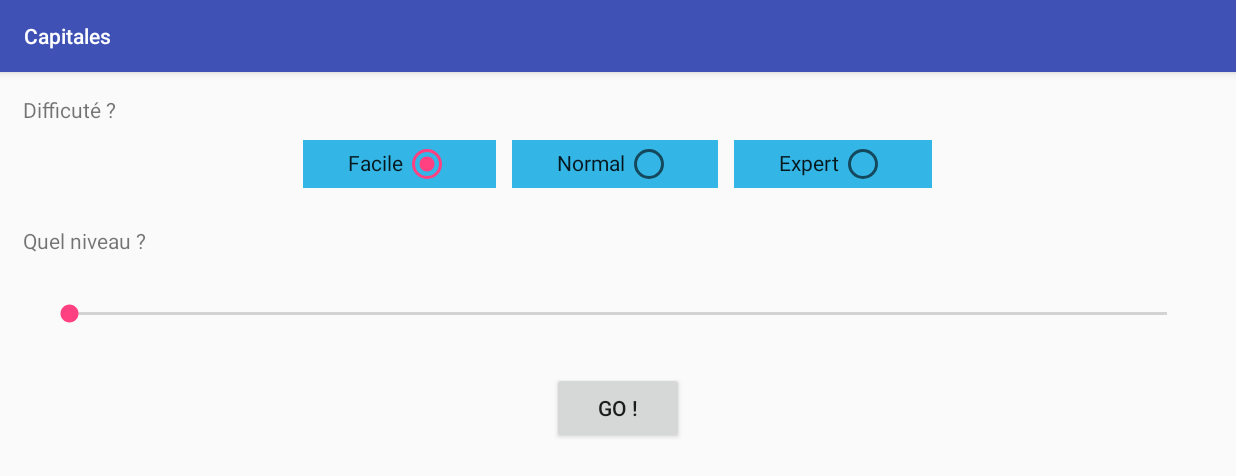
After one commit to lrouault/AndroidCapitales, an Android app: the LabyrintheNiveauxActivity screen opened directly, with no data from a screen before it, on a phone screen of 824 x 412 dp (held sideways). The commit adds this screen. Shown: the top 476 px of the screen. Run offline under Robolectric (Android 15) with nearby library versions, the phone set to English and light mode, and no system bars.

Commit message:
Labyrinthe : ajout des niveaux de difficulté  - Selection du niveau auquel on veut jouer  - Traversée des bords de l'écran

```diff
--- a/src/main/java/com/lrt/capitales/controller/LabyrintheActivity.java
+++ b/src/main/java/com/lrt/capitales/controller/LabyrintheActivity.java
@@ -33,11 +33,16 @@ public class LabyrintheActivity extends Activity {
     // La base de donnees de niveaux
     private LabyrintheBank m_bank = null;
     private int m_indexLabyrinthe = -1;
+    private int m_difficulte = 1;
 
     @Override
     public void onCreate(Bundle savedInstanceState) {
         Log.d(TAG, "appel de onCreate");
         super.onCreate(savedInstanceState);
+
+        // Récupération des infos de niveau
+        m_difficulte = (int)(getIntent().getSerializableExtra("Difficulte"));
+        m_indexLabyrinthe  = (int) getIntent().getSerializableExtra("Niveau")-1;
 
         // L'ecran ne passe pas en veille
         getWindow().addFlags(WindowManager.LayoutParams.FLAG_KEEP_SCREEN_ON);
@@ -51,6 +56,7 @@ public class LabyrintheActivity extends Activity {
         Boule b = new Boule();
         mView.setBoule(b);
         mEngine.setBoule(b);
+        mEngine.setDifficulty(m_difficulte);
 
         // Attente de la creation de la vue pour obtenir ses dimensions
         // -> onDimensionSet
--- a/src/main/java/com/lrt/capitales/controller/LabyrintheEngine.java
+++ b/src/main/java/com/lrt/capitales/controller/LabyrintheEngine.java
@@ -173,4 +173,8 @@ class LabyrintheEngine {
             }
         }
     }
+
+    void setDifficulty(int ai_diff) {
+        mBoule.setDifficulty(ai_diff);
+    }
 }
--- /dev/null
+++ b/src/main/java/com/lrt/capitales/controller/LabyrintheNiveauxActivity.java
@@ -0,0 +1,87 @@
+package com.lrt.capitales.controller;
+
+import android.content.Intent;
+import android.os.Bundle;
+import android.support.v7.app.AppCompatActivity;
+import android.view.View;
+import android.widget.Button;
+import android.widget.CheckedTextView;
+import android.widget.SeekBar;
+
+import com.lrt.capitales.R;
+import com.lrt.capitales.model.labyrinthe.LabyrintheBank;
+
+public class LabyrintheNiveauxActivity extends AppCompatActivity {
+
+    private CheckedTextView m_btnDiff1;
+    private CheckedTextView m_btnDiff2;
+    private CheckedTextView m_btnDiff3;
+
+    private SeekBar m_seekBar;
+
+    private LabyrintheBank m_bank = null;
+
+
+
+    @Override
+    protected void onCreate(Bundle savedInstanceState) {
+        super.onCreate(savedInstanceState);
+        setContentView(R.layout.activity_labyrinthe_niveaux);
+
+        m_btnDiff1 = findViewById(R.id.activity_labyrintheDiff_1);
+        m_btnDiff2 = findViewById(R.id.activity_labyrintheDiff_2);
+        m_btnDiff3 = findViewById(R.id.activity_labyrintheDiff_3);
+        m_btnDiff1.setOnClickListener(new View.OnClickListener() {
+            @Override
+            public void onClick(View v) {
+                if(!m_btnDiff1.isChecked()) {
+                    m_btnDiff1.setChecked(true);
+                    m_btnDiff2.setChecked(false);
+                    m_btnDiff3.setChecked(false);
+                }
+            }
+        });
+        m_btnDiff2.setOnClickListener(new View.OnClickListener() {
+            @Override
+            public void onClick(View v) {
+                if(!m_btnDiff2.isChecked()) {
+                    m_btnDiff2.setChecked(true);
+                    m_btnDiff1.setChecked(false);
+                    m_btnDiff3.setChecked(false);
+                }
+            }
+        });
+        m_btnDiff3.setOnClickListener(new View.OnClickListener() {
+            @Override
+            public void onClick(View v) {
+                if(!m_btnDiff3.isChecked()) {
+                    m_btnDiff3.setChecked(true);
+                    m_btnDiff2.setChecked(false);
+                    m_btnDiff1.setChecked(false);
+                }
+            }
+        });
+
+
+        m_bank = new LabyrintheBank();
+        m_bank.lectureFichier(getBaseContext().getAssets());
+        m_seekBar = findViewById(R.id.activity_labyrintheSeekBar);
+        m_seekBar.setMax(m_bank.getM_listeDeLabyrinthe().size()-1);
+
+        Button w_btnLabyrintheGO = findViewById(R.id.activity_labyrintheGO);
+        w_btnLabyrintheGO.setEnabled(true);
+        w_btnLabyrintheGO.setOnClickListener(new View.OnClickListener() {
+            @Override
+            public void onClick(View v) {
+                int w_difficulte;
+                if (m_btnDiff1.isChecked()) w_difficulte = 1;
+                else if (m_btnDiff1.isChecked()) w_difficulte = 2;
+                else w_difficulte = 3;
+                Intent w_labyrintheActivity = new Intent(LabyrintheNiveauxActivity.this, LabyrintheActivity.class);
+                w_labyrintheActivity.putExtra("Difficulte", w_difficulte);
+                w_labyrintheActivity.putExtra("Niveau", m_seekBar.getProgress());
+                startActivity(w_labyrintheActivity);
+            }
+        });
+    }
+}
--- a/src/main/java/com/lrt/capitales/controller/MainActivity.java
+++ b/src/main/java/com/lrt/capitales/controller/MainActivity.java
@@ -221,8 +221,8 @@ public class MainActivity extends AppCompatActivity {
         w_mainLabyrinthe.setOnClickListener(new View.OnClickListener() {
             @Override
             public void onClick(View v) {
-                Intent w_labyrinthe = new Intent(MainActivity.this, LabyrintheActivity.class);
-                startActivity(w_labyrinthe);
+                Intent w_labyrintheNiveaux = new Intent(MainActivity.this, LabyrintheNiveauxActivity.class);
+                startActivity(w_labyrintheNiveaux);
             }
         });
 
--- /dev/null
+++ b/src/main/res/layout/activity_labyrinthe_niveaux.xml
@@ -0,0 +1,94 @@
+<?xml version="1.0" encoding="utf-8"?>
+
+<LinearLayout
+    xmlns:android="http://schemas.android.com/apk/res/android"
+    xmlns:app="http://schemas.android.com/apk/res-auto"
+    xmlns:tools="http://schemas.android.com/tools"
+    android:layout_width="match_parent"
+    android:layout_height="match_parent"
+    android:orientation="vertical"
+    tools:context="com.lrt.capitales.controller.LabyrintheNiveauxActivity"
+    android:layout_margin="10dp">
+
+
+    <TextView
+        android:layout_width="wrap_content"
+        android:layout_height="wrap_content"
+        android:layout_marginLeft="5dp"
+        android:layout_marginVertical="5dp"
+        android:text="Difficuté ?" />
+
+
+    <LinearLayout
+        android:layout_width="match_parent"
+        android:layout_height="wrap_content"
+        android:gravity="center"
+        android:orientation="horizontal">
+
+        <CheckedTextView
+            android:id="@+id/activity_labyrintheDiff_1"
+            android:layout_width="wrap_content"
+            android:layout_height="wrap_content"
+            android:layout_margin="5dp"
+            android:layout_marginHorizontal="5dp"
+            android:background="@android:color/holo_blue_light"
+            android:checkMark="?android:listChoiceIndicatorSingle"
+            android:checked="true"
+            android:paddingHorizontal="30dp"
+            android:paddingVertical="5dp"
+            android:text="Facile" />
+
+        <CheckedTextView
+            android:id="@+id/activity_labyrintheDiff_2"
+            android:layout_width="wrap_content"
+            android:layout_height="wrap_content"
+            android:layout_margin="5dp"
+            android:layout_marginHorizontal="5dp"
+            android:background="@android:color/holo_blue_light"
+            android:checkMark="?android:listChoiceIndicatorSingle"
+            android:checked="false"
+            android:paddingHorizontal="30dp"
+            android:paddingVertical="5dp"
+            android:text="Normal" />
+
+        <CheckedTextView
+            android:id="@+id/activity_labyrintheDiff_3"
+            android:layout_width="wrap_content"
+            android:layout_height="wrap_content"
+            android:layout_margin="5dp"
+            android:layout_marginHorizontal="5dp"
+            android:background="@android:color/holo_blue_light"
+            android:checkMark="?android:listChoiceIndicatorSingle"
+            android:checked="false"
+            android:paddingHorizontal="30dp"
+            android:paddingVertical="5dp"
+            android:text="Expert" />
+    </LinearLayout>
+
+
+    <TextView
+        android:layout_width="wrap_content"
+        android:layout_height="wrap_content"
+        android:layout_marginBottom="10dp"
+        android:layout_marginLeft="5dp"
+        android:layout_marginTop="20dp"
+        android:text="Quel niveau ?" />
+
+    <SeekBar
+        android:id="@+id/activity_labyrintheSeekBar"
+        style="@style/Widget.AppCompat.SeekBar.Discrete"
+        android:layout_width="match_parent"
+        android:layout_height="wrap_content"
+        android:max="5"
+        android:progress="0"
+        android:layout_margin="20dp"/>
+
+    <Button
+        android:id="@+id/activity_labyrintheGO"
+        android:layout_width="wrap_content"
+        android:layout_height="wrap_content"
+        android:layout_gravity="center"
+        android:layout_margin="10dp"
+        android:text="GO !" />
+
+</LinearLayout>
```
Also changed, not shown: src/main/AndroidManifest.xml (+9 -2 lines), src/main/java/com/lrt/capitales/model/labyrinthe/Boule.java (+42 -17 lines), src/main/java/com/lrt/capitales/model/labyrinthe/LabyrintheBank.java (+9 -13 lines), 1 other file.
